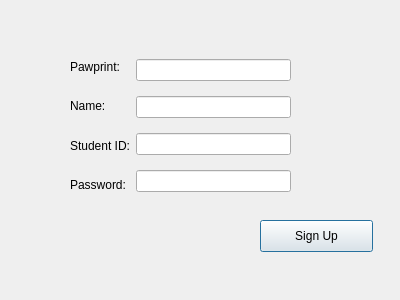
clpk8/ECE3220FinalProject, file 3220FinalProject/signupwindow.ui: the form before one commit.
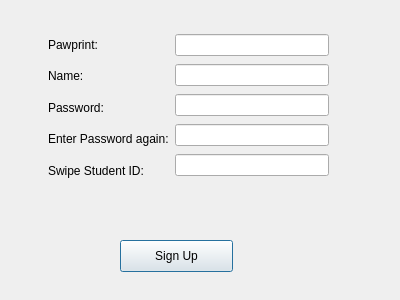
The form after the commit.

Patch:
```diff
--- a/3220FinalProject/signupwindow.ui
+++ b/3220FinalProject/signupwindow.ui
@@ -16,8 +16,8 @@
   <widget class="QPushButton" name="pushButton_SignUp">
    <property name="geometry">
     <rect>
-     <x>260</x>
-     <y>220</y>
+     <x>120</x>
+     <y>240</y>
      <width>113</width>
      <height>32</height>
     </rect>
@@ -26,18 +26,31 @@
     <string>Sign Up</string>
    </property>
   </widget>
+  <widget class="QLabel" name="label_error">
+   <property name="geometry">
+    <rect>
+     <x>90</x>
+     <y>210</y>
+     <width>181</width>
+     <height>21</height>
+    </rect>
+   </property>
+   <property name="text">
+    <string/>
+   </property>
+  </widget>
   <widget class="QWidget" name="">
    <property name="geometry">
     <rect>
-     <x>70</x>
-     <y>50</y>
-     <width>221</width>
+     <x>48</x>
+     <y>32</y>
+     <width>281</width>
      <height>151</height>
     </rect>
    </property>
    <layout class="QHBoxLayout" name="horizontalLayout">
     <item>
-     <layout class="QVBoxLayout" name="verticalLayout">
+     <layout class="QVBoxLayout" name="verticalLayout_2">
       <item>
        <widget class="QLabel" name="label">
         <property name="text">
@@ -52,13 +65,6 @@
         </property>
        </widget>
       </item>
-      <item>
-       <widget class="QLabel" name="label_3">
-        <property name="text">
-         <string>Student ID:</string>
-        </property>
-       </widget>
-      </item>
       <item>
        <widget class="QLabel" name="label_4">
         <property name="text">
@@ -66,22 +72,39 @@
         </property>
        </widget>
       </item>
+      <item>
+       <widget class="QLabel" name="label_5">
+        <property name="text">
+         <string>Enter Password again:</string>
+        </property>
+       </widget>
+      </item>
+      <item>
+       <widget class="QLabel" name="label_3">
+        <property name="text">
+         <string>Swipe Student ID:</string>
+        </property>
+       </widget>
+      </item>
      </layout>
     </item>
     <item>
-     <layout class="QVBoxLayout" name="verticalLayout_2">
+     <layout class="QVBoxLayout" name="verticalLayout">
       <item>
        <widget class="QLineEdit" name="lineEdit_Pawprint"/>
       </item>
       <item>
        <widget class="QLineEdit" name="lineEdit_Name"/>
       </item>
-      <item>
-       <widget class="QLineEdit" name="lineEdit_StudentID"/>
-      </item>
       <item>
        <widget class="QLineEdit" name="lineEdit_Password"/>
       </item>
+      <item>
+       <widget class="QLineEdit" name="lineEdit_Password1"/>
+      </item>
+      <item>
+       <widget class="QLineEdit" name="lineEdit_StudentID"/>
+      </item>
      </layout>
     </item>
    </layout>
```
